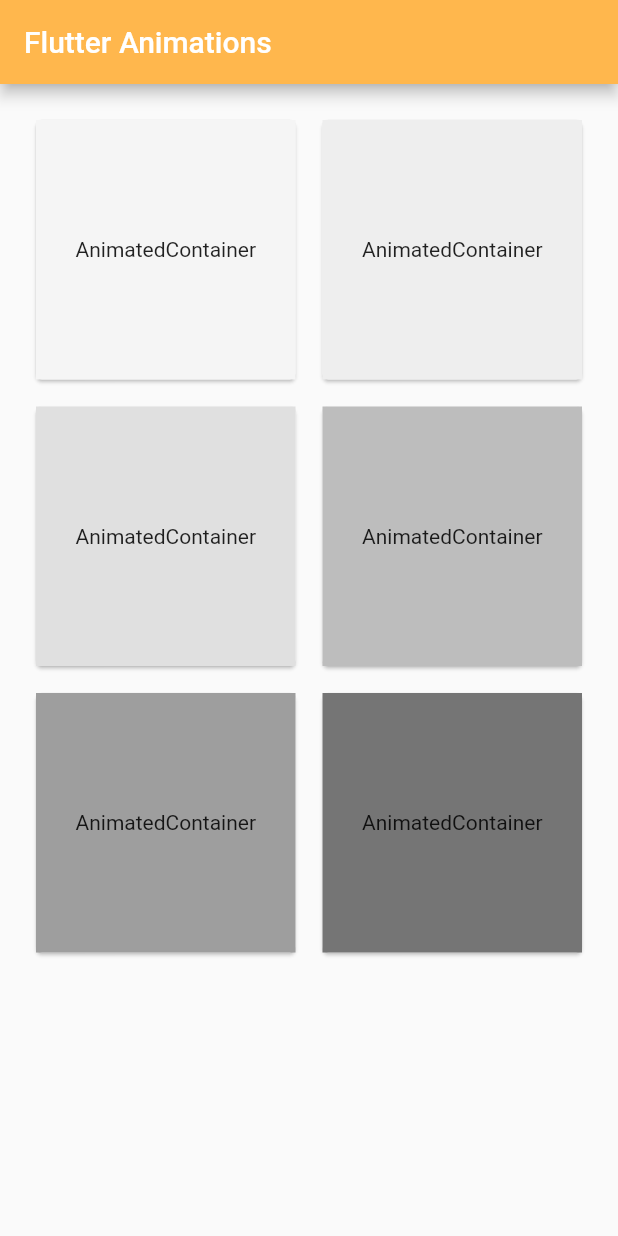
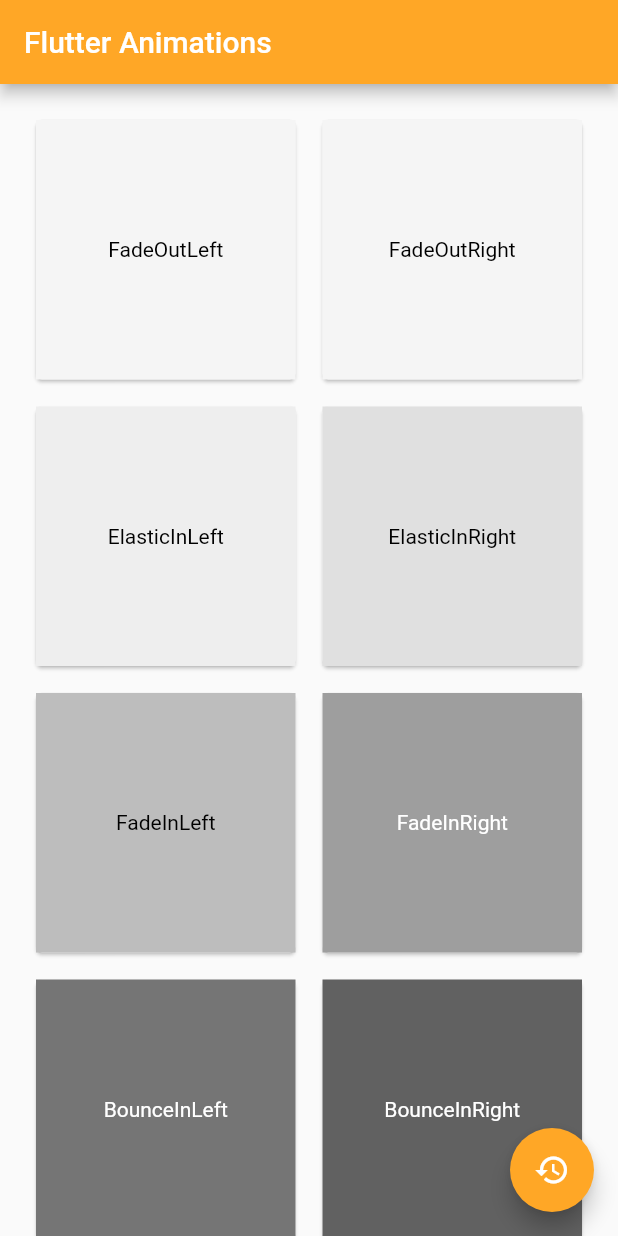
Before and after one commit to percypinaud/flutter_animations, a Flutter app: the screen it shows after launch, on a phone screen of 412 x 824 dp. Run offline on Flutter 3.47's test engine with Material 2 defaults, Android fonts, the phone set to English and light mode, and no system bars; our stand-ins replace animate_do.

Commit message:
Animaciones
En el Home y Refresh widget.

```diff
--- a/lib/main.dart
+++ b/lib/main.dart
@@ -1,6 +1,6 @@
 import 'package:flutter/material.dart';
-import 'package:flutter_animations/src/inicio.dart';
+import 'package:flutter_animations/src/home.dart';
 
 void main() {
-  runApp(MaterialApp(home: Inicio()));
+  runApp(MaterialApp(debugShowCheckedModeBanner: false, home: Home()));
 }
--- /dev/null
+++ b/lib/src/home.dart
@@ -0,0 +1,106 @@
+import 'package:flutter/material.dart';
+import 'package:animate_do/animate_do.dart';
+import 'package:flutter_animations/src/screens/card.dart';
+import 'package:flutter_animations/src/models/tarjetas.dart';
+
+class Home extends StatefulWidget {
+  Home() : super();
+
+  @override
+  _HomeState createState() => _HomeState();
+}
+
+class _HomeState extends State<Home> {
+  List<Tarjeta> tarjetas;
+  GridView gridView;
+  GlobalKey<RefreshIndicatorState> refreshKey;
+
+  @override
+  void initState() {
+    super.initState();
+    refreshKey = GlobalKey<RefreshIndicatorState>();
+    tarjetas = List();
+    addTarjeta();
+  }
+
+  addTarjeta() {
+    if (tarjetas.length <= 0) {
+      tarjetas.add(new Tarjeta(1, 100, "FadeOutLeft", Colors.black));
+      tarjetas.add(new Tarjeta(1, 100, "FadeOutRight", Colors.black));
+      tarjetas.add(new Tarjeta(2, 200, "ElasticInLeft", Colors.black));
+      tarjetas.add(new Tarjeta(2, 300, "ElasticInRight", Colors.black));
+      tarjetas.add(new Tarjeta(3, 400, "FadeInLeft", Colors.black));
+      tarjetas.add(new Tarjeta(3, 500, "FadeInRight", Colors.white));
+      tarjetas.add(new Tarjeta(4, 600, "BounceInLeft", Colors.white));
+      tarjetas.add(new Tarjeta(4, 700, "BounceInRight", Colors.white));
+      tarjetas.add(new Tarjeta(5, 800, "FadeInDown", Colors.white));
+      tarjetas.add(new Tarjeta(5, 900, "FadeInUp", Colors.white));
+    }
+  }
+
+  Future<Null> refreshLista() async {
+    await Future.delayed(Duration(seconds: 2));
+    setState(() {
+      addTarjeta();
+    });
+    return null;
+  }
+
+  Widget lista() {
+    return tarjetas.length > 0
+        ? GridView.count(
+            crossAxisSpacing: 10,
+            mainAxisSpacing: 10,
+            crossAxisCount: 2,
+            primary: false,
+            padding: const EdgeInsets.all(20),
+            children: List.generate(tarjetas.length, (index) {
+              return FadeInUpBig(
+                duration: Duration(seconds: tarjetas[index].duration),
+                child: MyCard(
+                  color_b: tarjetas[index].color,
+                  texto: Text(
+                    tarjetas[index].texto,
+                    style: TextStyle(
+                      color: tarjetas[index].color_t,
+                    ),
+                  ),
+                ),
+              );
+            }))
+        : Container(
+            alignment: Alignment.center,
+            child: Text("No hay datos para mostrar"));
+  }
+
+  @override
+  Widget build(BuildContext context) {
+    return Scaffold(
+        appBar: AppBar(
+          title: Text("Flutter Animations"),
+          backgroundColor: Colors.orange[400],
+        ),
+        body: RefreshIndicator(
+          key: refreshKey,
+          onRefresh: () async {
+            setState(() {
+              tarjetas = [];
+            });
+            await refreshLista();
+          },
+          child: lista(),
+        ),
+        floatingActionButton: FadeInUpBig(
+          child: FloatingActionButton(
+            child: Icon(Icons.restore),
+            backgroundColor: Colors.orange[400],
+            onPressed: () async {
+              setState(() {
+                tarjetas = [];
+              });
+              await refreshLista();
+            },
+          ),
+        ));
+  }
+}
--- a/lib/src/inicio.dart
+++ /dev/null
@@ -1,54 +0,0 @@
-import 'package:flutter/material.dart';
-import 'package:flutter_animations/src/screens/card.dart';
-
-class Inicio extends StatelessWidget {
-  final double iconSize = 40.0;
-  final TextStyle textStyle = TextStyle(
-    color: Colors.blue,
-    fontSize: 30.0,
-  );
-
-  @override
-  Widget build(BuildContext context) {
-    final bool shouldWelcomeUser = true;
-
-    return Scaffold(
-        appBar: AppBar(
-          title: Text("Flutter Animations"),
-          backgroundColor: Colors.orange[300],
-        ),
-        body: GridView.count(
-          crossAxisSpacing: 10,
-          mainAxisSpacing: 10,
-          crossAxisCount: 2,
-          primary: false,
-          padding: const EdgeInsets.all(20),
-          children: <Widget>[
-            MyCard(
-              texto: "AnimatedContainer",
-              color_g: 100,
-            ),
-            MyCard(
-              texto: "AnimatedContainer",
-              color_g: 200,
-            ),
-            MyCard(
-              texto: "AnimatedContainer",
-              color_g: 300,
-            ),
-            MyCard(
-              texto: "AnimatedContainer",
-              color_g: 400,
-            ),
-            MyCard(
-              texto: "AnimatedContainer",
-              color_g: 500,
-            ),
-            MyCard(
-              texto: "AnimatedContainer",
-              color_g: 600,
-            ),
-          ],
-        ));
-  }
-}
--- /dev/null
+++ b/lib/src/models/tarjetas.dart
@@ -0,0 +1,10 @@
+import 'package:flutter/cupertino.dart';
+
+class Tarjeta {
+  final int duration;
+  final int color;
+  final String texto;
+  final Color color_t;
+
+  Tarjeta(this.duration, this.color, this.texto, this.color_t);
+}
--- a/lib/src/screens/card.dart
+++ b/lib/src/screens/card.dart
@@ -1,19 +1,18 @@
 import 'package:flutter/material.dart';
 
 class MyCard extends StatelessWidget {
-  final int color_g;
-  final String texto;
+  final int color_b;
+  final Widget texto;
 
-  MyCard({this.color_g, this.texto});
+  MyCard({this.color_b, this.texto});
 
   @override
   Widget build(BuildContext context) {
     return Card(
       child: Container(
         alignment: Alignment.center,
-        padding: const EdgeInsets.all(8),
-        child: Text(texto),
-        color: Colors.grey[color_g],
+        child: texto,
+        color: Colors.grey[color_b],
       ),
     );
   }
--- a/pubspec.yaml
+++ b/pubspec.yaml
@@ -28,6 +28,7 @@ dependencies:
   # The following adds the Cupertino Icons font to your application.
   # Use with the CupertinoIcons class for iOS style icons.
   cupertino_icons: ^0.1.3
+  animate_do: ^1.7.3
 
 dev_dependencies:
   flutter_test:
```
Also changed, not shown: pubspec.lock, 1 other file.
